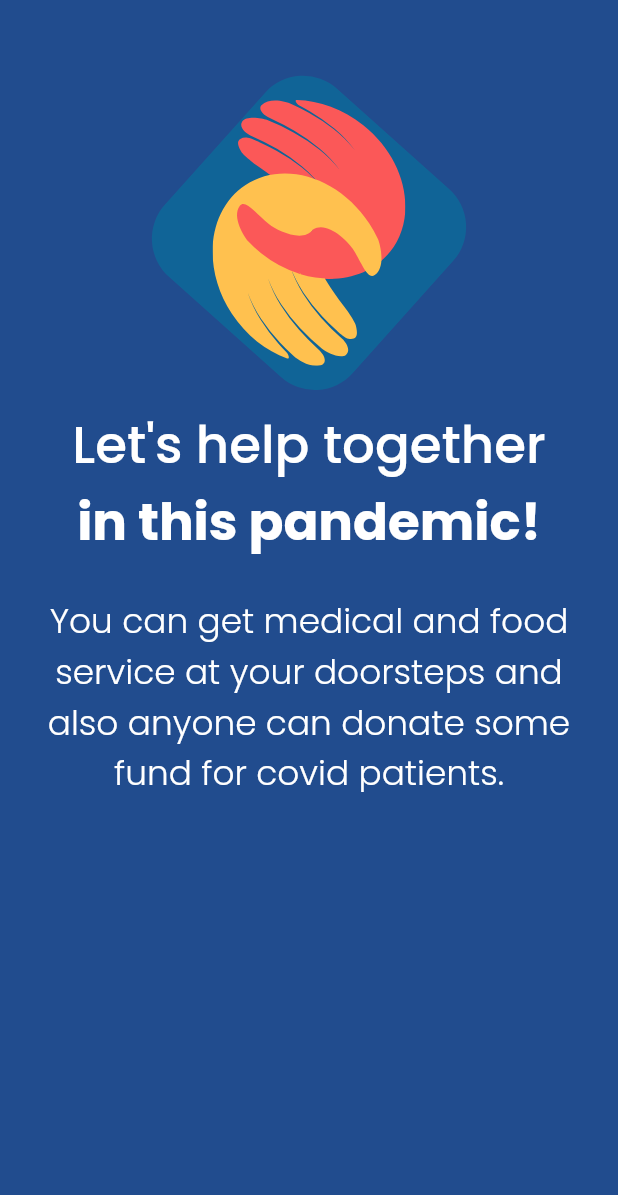
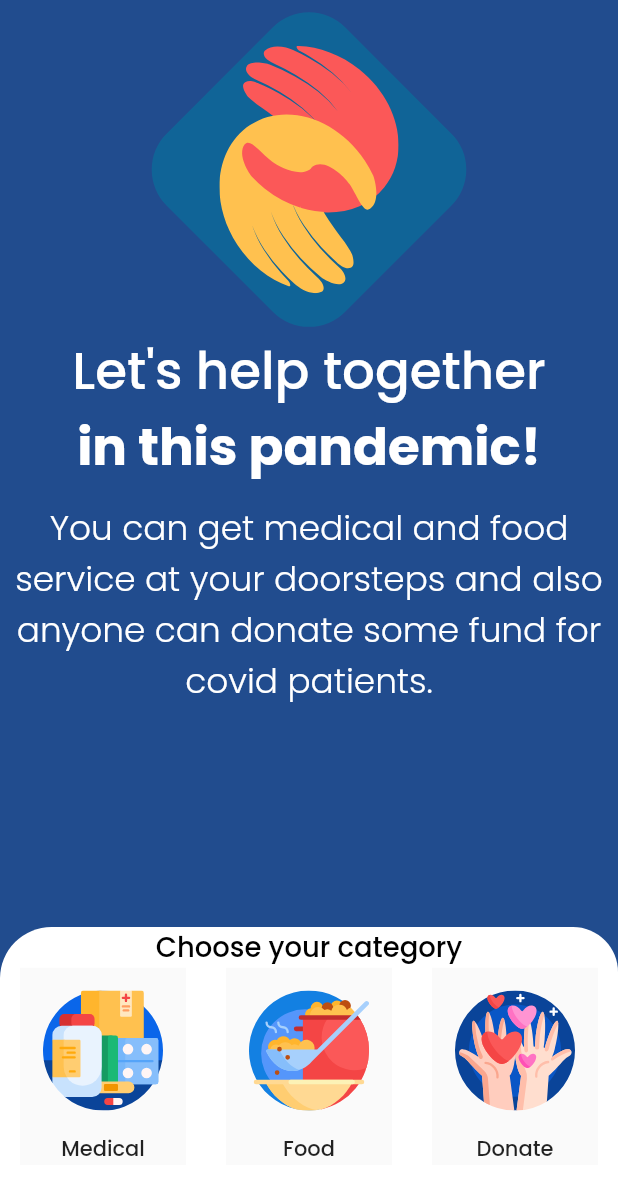
Before and after one commit to SauvikRay/charity_app, a Flutter app: the screen it shows after launch, on a phone screen of 412 x 824 dp. Shown: the top 1195 px of the screen. Run offline on Flutter 3.47's test engine with Material 2 defaults, Android fonts, the phone set to English and light mode, and no system bars; our stand-ins replace flutter_screenutil, flutter_svg, google_maps_flutter.

Commit message:
2nd Commit

```diff
--- a/lib/constants/custome_theme.dart
+++ b/lib/constants/custome_theme.dart
@@ -22,11 +22,8 @@ class CustomTheme {
                   fontWeight: FontWeight.bold,
                   color: Colors.white),
               subtitle1: TextStyle(
-
                 fontSize: 20.sp,
-
                 fontWeight: FontWeight.w100,
-
                 color: Colors.white,
                 fontStyle: FontStyle.normal,
               ),
--- a/lib/pages/first_page.dart
+++ b/lib/pages/first_page.dart
@@ -1,3 +1,5 @@
+import 'dart:math';
+
 import 'package:flutter/material.dart';
 import 'package:flutter/rendering.dart';
 import 'package:flutter_screenutil/flutter_screenutil.dart';
@@ -26,14 +28,14 @@ class _FirstPageState extends State<FirstPage> {
             crossAxisAlignment: CrossAxisAlignment.center,
             children: <Widget>[
                SizedBox(
-                height: 50.h,
+                height: 0.07.sw,
               ),
               //TODO: Creating Main Logo
               Stack(
                 alignment: Alignment.center,
                 children: [
                   Transform.rotate(
-                    angle: 40,
+                    angle: pi/4,
                     alignment: Alignment.center,
                     child: ClipRRect(
                       borderRadius: BorderRadius.circular(30.r),
@@ -46,15 +48,15 @@ class _FirstPageState extends State<FirstPage> {
                   ),
                   SvgPicture.asset(
                     "assets/icon_svg/main_logo.svg",
-                    width: 160.w,
-                    height: 160.h,
+                    width: 0.4.sw,
+                    height: 0.4.sw,
                     fit: BoxFit.scaleDown,
                   ),
                 ],
               ),
               //TODO: Ending Main Logo
-              const SizedBox(
-                height: 20.0,
+               SizedBox(
+                height: 20.h,
               ),
               //TODO: Creating Text
               RichText(
@@ -76,113 +78,120 @@ class _FirstPageState extends State<FirstPage> {
                SizedBox(
                 height: 10.h,
               ),
-              Flexible(
-               fit:FlexFit.loose ,
-                child: Container(
-                  margin:
-                       EdgeInsets.symmetric(horizontal: 10.h, vertical: 10.h),
-                  height: 110.h,
-                 // color: Colors.white,
-                  child: Text(
-                    'You can get medical and food service at your doorsteps and also anyone can donate some fund for covid patients.',
-                    style: Theme.of(context).textTheme.subtitle1,
-                    textAlign: TextAlign.center,
-                  ),
+              Expanded(
+               //fit:Flex
+               //Fit.tight,
+                child: Text(
+                  'You can get medical and food service at your doorsteps and also anyone can donate some fund for covid patients.',
+                  style: Theme.of(context).textTheme.subtitle1,
+                  textAlign: TextAlign.center,
                 ),
               ),
             ],
           ),
         ),
-        // bottomNavigationBar: Container(
-        //   width: MediaQuery.of(context).size.width,
-        //   height: 200,
-        //   padding: const EdgeInsets.only(top: 10.0),
+        bottomNavigationBar: Container(
+          width: double.infinity,
+          height: 0.25.sh,
+          //padding:  EdgeInsets.only(top: 10.h),
 
-        //   // decoration:const BoxDecoration(
-        //   //   color: Colors.white,
-        //   //   borderRadius: BorderRadius.only(
-        //   //     topRight: Radius.circular(10.0),
-        //   //     topLeft: Radius.circular(10.0),
-        //   //   ),
-        //   // ),
-        //   decoration: const BoxDecoration(
-        //     color: Colors.white,
-        //     borderRadius: BorderRadius.only(
-        //       topLeft: Radius.circular(
-        //         30.0,
-        //       ),
-        //       topRight: Radius.circular(30.0),
-        //     ),
-        //   ),
-        //   child: Column(
-        //     children: <Widget>[
-        //       const Center(
-        //         child: Text(
-        //           'Choose your category',
-        //           style: TextStyle(
-        //               fontSize: 14.0,
-        //               fontFamily: 'Poppins',
-        //               fontWeight: FontWeight.w500,
-        //               color: Colors.black),
-        //         ),
-        //       ),
-        //       Row(
-        //         mainAxisAlignment: MainAxisAlignment.spaceAround,
-        //         children: [
-        //           ClipRRect(
-        //             child: Material(
-        //               child: Column(
-        //                 children: [
-        //                   IconButton(
-        //                     onPressed: () {},
-        //                     icon: SvgPicture.asset(
-        //                       "assets/icon_svg/medicines.svg",
-        //                     ),
-        //                     iconSize: 80.0,
-        //                   ),
-        //                   const Text('Medical'),
-        //                 ],
-        //               ),
-        //             ),
-        //           ), ClipRRect(
-        //             child: Material(
-        //               child: Column(
-        //                 children: [
-        //                   IconButton(
-        //                     onPressed: () {},
-        //                     icon: SvgPicture.asset(
-        //                       "assets/icon_svg/hot-food.svg",
-        //                     ),
-        //                     iconSize: 80.0,
-        //                   ),
-        //                   const Text('Food'),
-        //                 ],
-        //               ),
-        //             ),
-        //           ), ClipRRect(
-        //             child: Material(
-        //               child: Column(
-        //                 children: [
-        //                   IconButton(
-        //                     onPressed: () {
-        //                      //Navigator.pushNamed(context,'/second');
+          // decoration:const BoxDecoration(
+          //   color: Colors.white,
+          //   borderRadius: BorderRadius.only(
+          //     topRight: Radius.circular(10.0),
+          //     topLeft: Radius.circular(10.0),
+          //   ),
+          // ),
+          decoration:  BoxDecoration(
+            color: Colors.white,
+            borderRadius: BorderRadius.only(
+              topLeft: Radius.circular(
+                30.r,
+              ),
+              topRight: Radius.circular(30.0),
+            ),
+          ),
+          child: Column(
+            children: <Widget>[
+               Center(
+                child: Text(
+                  'Choose your category',
+                  style: TextStyle(
+                      fontSize: 16.sp,
+                      fontFamily: 'Poppins',
+                      fontWeight: FontWeight.w500,
+                      color: Colors.black),
+                ),
+              ),
+              Row(
+                mainAxisAlignment: MainAxisAlignment.spaceAround,
+                children: [
+                  Flexible(
+                    child: ClipRRect(
+                      child: Material(
+                        child: Column(
+                          children: [
+                            IconButton(
+                              onPressed: () {},
+                              icon: SvgPicture.asset(
+                                "assets/icon_svg/medicines.svg",
+                                //fit: BoxFit.scaleDown,
+                                // height: 80.h,
+                                // width: 80.w,
+                              ),
+                              iconSize:0.23.sw,
 
-        //                     },
-        //                     icon: SvgPicture.asset(
-        //                       "assets/icon_svg/giving.svg",
-        //                     ),
-        //                     iconSize: 80.0,
-        //                   ),
-        //                   const Text('Donate'),
-        //                 ],
-        //               ),
-        //             ),
-        //           ),
-        //         ],
-        //       ),
-        //     ],
-        //   ),
-        // ),
+                            ),
+                            const Text('Medical'),
+                          ],
+                        ),
+                      ),
+                    ),
+                  ),
+                  Flexible(
+                    child: ClipRRect(
+                      child: Material(
+                        child: Column(
+                          children: [
+                            IconButton(
+                              onPressed: () {},
+                              icon: SvgPicture.asset(
+                                "assets/icon_svg/hot-food.svg",
+                              ),
+                              iconSize: 0.23.sw,
+                            ),
+                            const Text('Food'),
+                          ],
+                        ),
+                      ),
+                    ),
+                  ),
+                  Flexible(
+                    child: ClipRRect(
+                      child: Material(
+                        child: Column(
+                          children: [
+                            IconButton(
+                              onPressed: () {
+                               //Navigator.pushNamed(context,'/second');
+
+                              },
+                              icon: SvgPicture.asset(
+                                "assets/icon_svg/giving.svg",
+                              ),
+                              iconSize: 0.23.sw,
+                            ),
+                            const Text('Donate'),
+                          ],
+                        ),
+                      ),
+                    ),
+                  ),
+                ],
+              ),
+            ],
+          ),
+        ),
 
       ),
     );
```
